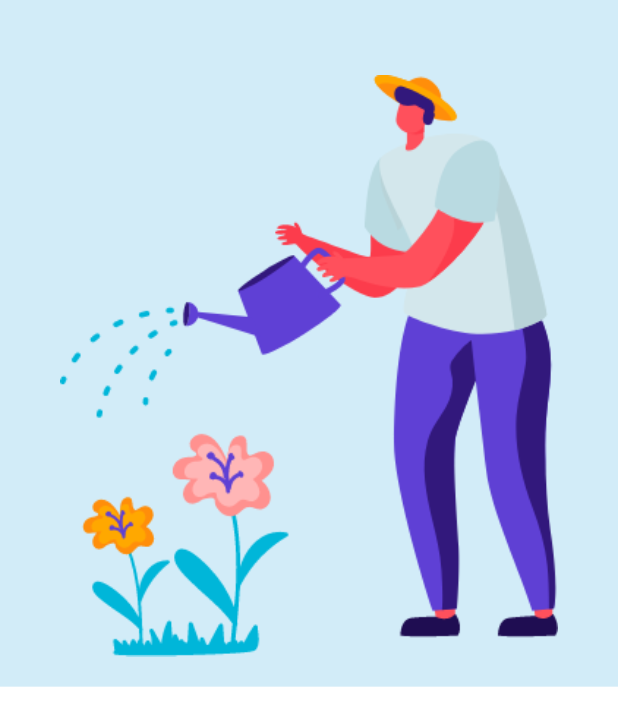
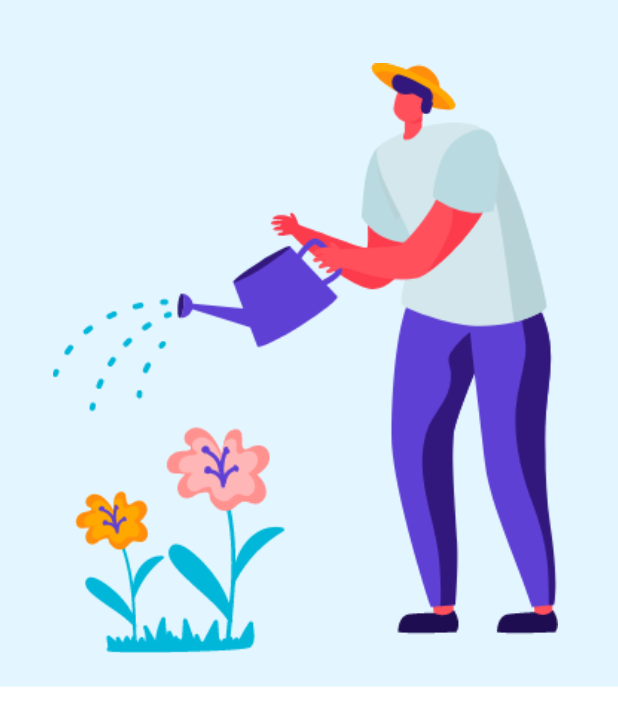
Before and after one commit to okok147/Flutter-UI-Reality, a Flutter app: the screen it shows after launch, on a phone screen of 412 x 824 dp. Shown: the top 726 px of the screen. Run offline on Flutter 3.47's test engine with Material 2 defaults, Android fonts, the phone set to English and light mode, and no system bars.

Commit message:
Update main.dart

```diff
--- a/gardener_01/lib/main.dart
+++ b/gardener_01/lib/main.dart
@@ -30,16 +30,16 @@ class _MyHomePageState extends State<MyHomePage> {
   @override
   Widget build(BuildContext context) {
     return Scaffold(
-        backgroundColor: Color(0xffD2ECF8),
+        backgroundColor: Color(0xffE3F6FF),
         body: Column(
           children: <Widget>[
             Expanded(
               flex: 5,
               child: Padding(
-                padding:
-                    const EdgeInsets.only(top: 30.0, right: 40.0, left: 40.0),
+                padding: const EdgeInsets.only(
+                    top: 30.0, right: 40.0, left: 35.0, bottom: 10.0),
                 child: Container(
-                  color: Color(0xffD2ECF8),
+                  color: Color(0xffE3F6FF),
                   foregroundDecoration: BoxDecoration(
                       image: DecorationImage(
                     image: AssetImage("images/gardener.png"),
```
